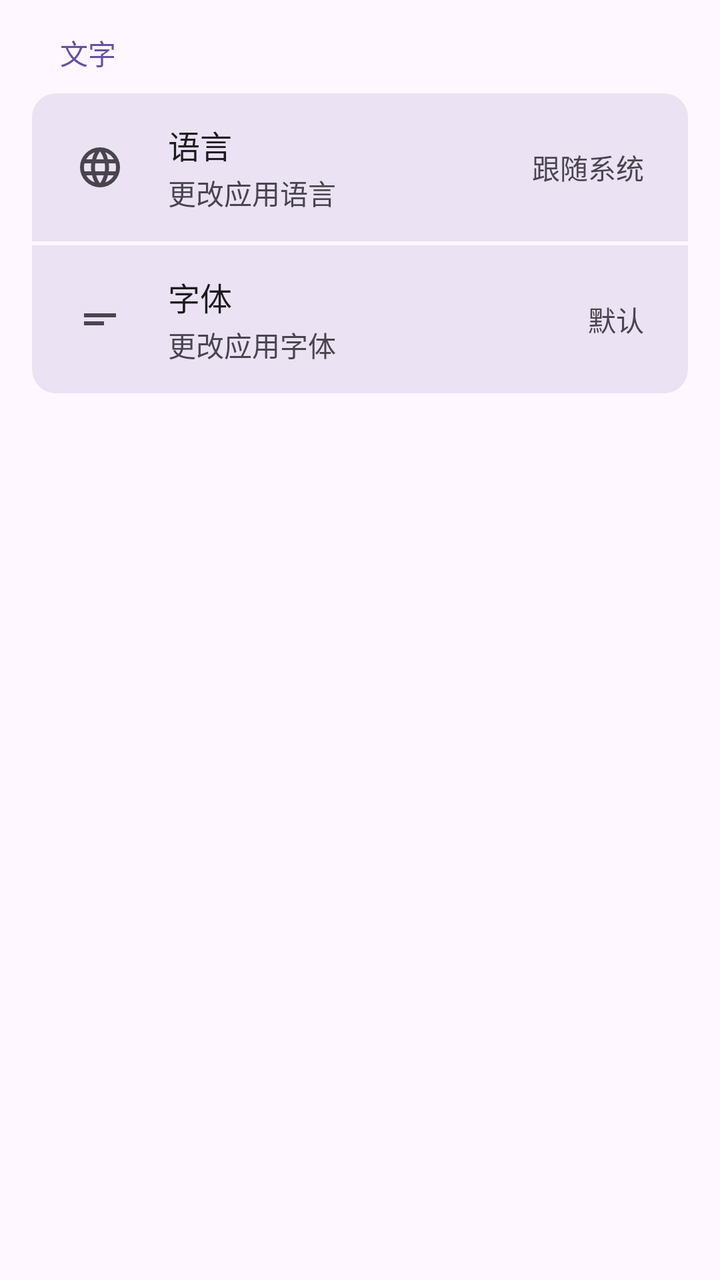
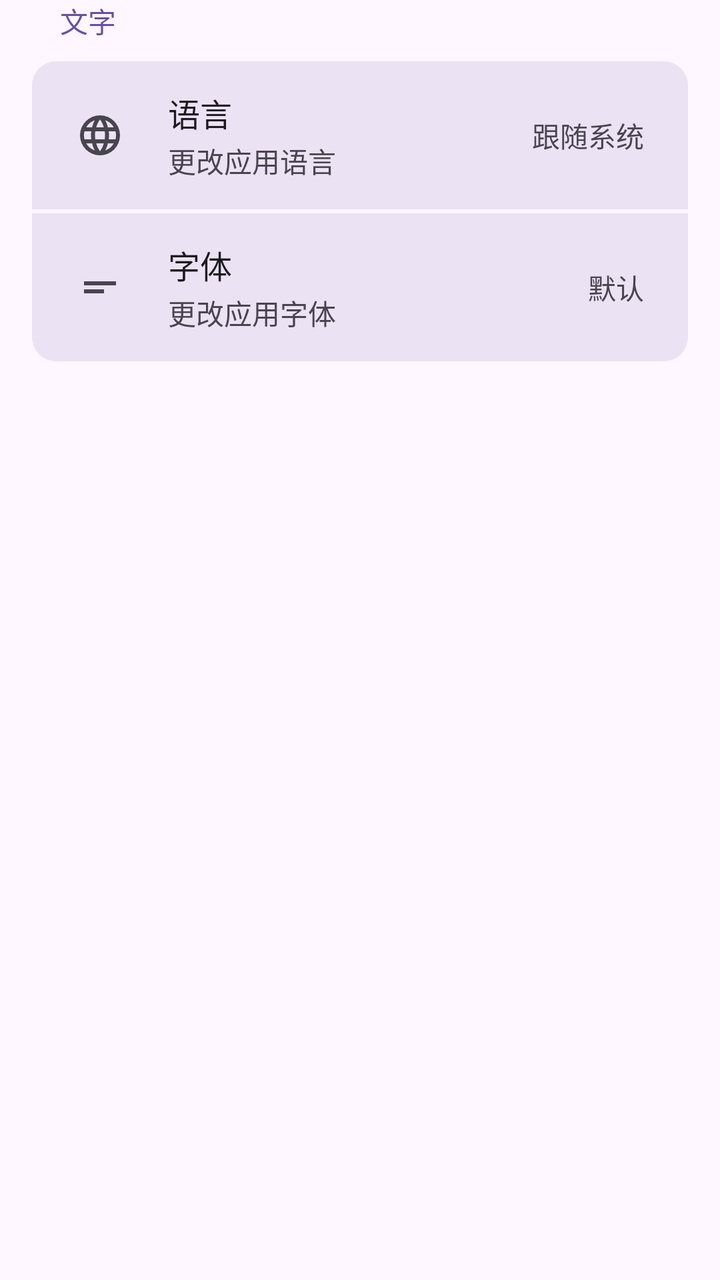

The first picture is an Android layout as it rendered before a commit; the second is the same layout after the commit. The layout source and the unified diff follow.
<!-- AndroidManifest.xml: application theme Theme.Click -->
<!-- res/layout/fragment_settings.xml -->
<?xml version="1.0" encoding="utf-8"?>
<ScrollView xmlns:android="http://schemas.android.com/apk/res/android"
    android:layout_width="match_parent"
    android:layout_height="match_parent"
    android:background="?android:attr/colorBackground">

    <LinearLayout
        android:layout_width="match_parent"
        android:layout_height="wrap_content"
        android:orientation="vertical"
        android:paddingHorizontal="16dp">

        
        <TextView
            android:layout_width="wrap_content"
            android:layout_height="wrap_content"
            android:text="文字"
            android:textSize="14sp"
            android:textColor="?attr/colorPrimary"
            android:paddingHorizontal="14dp"
            android:paddingTop="16dp"
            android:paddingBottom="10dp" />

        
        <LinearLayout
            android:layout_width="match_parent"
            android:layout_height="wrap_content"
            android:orientation="vertical"
            android:clipChildren="true"
            android:clipToPadding="true"
            android:background="@drawable/settings_container_bg"
            android:layout_marginBottom="16dp">

            
            <LinearLayout
                android:id="@+id/settings_language"
                android:layout_width="match_parent"
                android:layout_height="wrap_content"
                android:orientation="horizontal"
                android:gravity="center_vertical"
                android:paddingHorizontal="22dp"
                android:paddingVertical="14dp"
                android:background="@drawable/settings_item_top"
                android:clickable="true"
                android:focusable="true">

                <ImageView
                    android:layout_width="24dp"
                    android:layout_height="24dp"
                    android:src="@drawable/ic_language"
                    android:tint="?attr/colorOnSurfaceVariant"
                    android:layout_marginEnd="22dp" />

                <LinearLayout
                    android:layout_width="0dp"
                    android:layout_height="wrap_content"
                    android:layout_weight="1"
                    android:orientation="vertical">

                    <TextView
                        android:layout_width="wrap_content"
                        android:layout_height="wrap_content"
                        android:text="语言"
                        android:textSize="16sp"
                        android:textColor="?attr/colorOnSurface" />

                    <TextView
                        android:layout_width="wrap_content"
                        android:layout_height="wrap_content"
                        android:text="更改应用语言"
                        android:textSize="14sp"
                        android:textColor="?attr/colorOnSurfaceVariant"
                        android:layout_marginTop="2dp" />
                </LinearLayout>

                <TextView
                    android:id="@+id/settings_language_value"
                    android:layout_width="wrap_content"
                    android:layout_height="wrap_content"
                    android:text="跟随系统"
                    android:textSize="14sp"
                    android:textColor="?attr/colorOnSurfaceVariant" />
            </LinearLayout>

            
            <View
                android:layout_width="match_parent"
                android:layout_height="2dp"
                android:background="?android:attr/colorBackground" />

            
            <LinearLayout
                android:id="@+id/settings_font"
                android:layout_width="match_parent"
                android:layout_height="wrap_content"
                android:orientation="horizontal"
                android:gravity="center_vertical"
                android:paddingHorizontal="22dp"
                android:paddingVertical="14dp"
                android:background="@drawable/settings_item_bottom"
                android:clickable="true"
                android:focusable="true">

                <ImageView
                    android:layout_width="24dp"
                    android:layout_height="24dp"
                    android:src="@drawable/ic_font"
                    android:tint="?attr/colorOnSurfaceVariant"
                    android:layout_marginEnd="22dp" />

                <LinearLayout
                    android:layout_width="0dp"
                    android:layout_height="wrap_content"
                    android:layout_weight="1"
                    android:orientation="vertical">

                    <TextView
                        android:layout_width="wrap_content"
                        android:layout_height="wrap_content"
                        android:text="字体"
                        android:textSize="16sp"
                        android:textColor="?attr/colorOnSurface" />

                    <TextView
                        android:layout_width="wrap_content"
                        android:layout_height="wrap_content"
                        android:text="更改应用字体"
                        android:textSize="14sp"
                        android:textColor="?attr/colorOnSurfaceVariant"
                        android:layout_marginTop="2dp" />
                </LinearLayout>

                <TextView
                    android:layout_width="wrap_content"
                    android:layout_height="wrap_content"
                    android:text="默认"
                    android:textSize="14sp"
                    android:textColor="?attr/colorOnSurfaceVariant" />
            </LinearLayout>

        </LinearLayout>

    </LinearLayout>
</ScrollView>
<!-- resources referenced by this layout -->
<resources>
  <!-- drawable ic_font (drawable) -->
  <vector xmlns:android="http://schemas.android.com/apk/res/android"
      android:width="24dp"
      android:height="24dp"
      android:viewportWidth="960"
      android:viewportHeight="960"
      android:tint="?attr/colorControlNormal"
      android:autoMirrored="true">
    <path
        android:fillColor="@android:color/white"
        android:pathData="M160,600L160,520L560,520L560,600L160,600ZM160,440L160,360L800,360L800,440L160,440Z"/>
  </vector>
  <!-- drawable settings_container_bg (drawable) -->
  <?xml version="1.0" encoding="utf-8"?>
  <shape xmlns:android="http://schemas.android.com/apk/res/android"
      android:shape="rectangle">
      <solid android:color="@android:color/transparent" />
      <corners android:radius="14dp" />
  </shape>
  <!-- drawable settings_item_bottom (drawable) -->
  <?xml version="1.0" encoding="utf-8"?>
  <shape xmlns:android="http://schemas.android.com/apk/res/android"
      android:shape="rectangle">
      <solid android:color="@color/section_background" />
      <corners
          android:topLeftRadius="0dp"
          android:topRightRadius="0dp"
          android:bottomLeftRadius="12dp"
          android:bottomRightRadius="12dp" />
  </shape>
  <!-- drawable settings_item_top (drawable) -->
  <?xml version="1.0" encoding="utf-8"?>
  <shape xmlns:android="http://schemas.android.com/apk/res/android"
      android:shape="rectangle">
      <solid android:color="@color/section_background" />
      <corners
          android:topLeftRadius="12dp"
          android:topRightRadius="12dp"
          android:bottomLeftRadius="0dp"
          android:bottomRightRadius="0dp" />
  </shape>
  <color name="section_background">#206750A4</color>
  <color name="md_theme_primary">#6750A4</color>
  <color name="md_theme_onPrimary">#FFFFFF</color>
  <color name="md_theme_primaryContainer">#EADDFF</color>
  <color name="md_theme_onPrimaryContainer">#21005D</color>
  <color name="md_theme_secondary">#625B71</color>
  <color name="md_theme_onSecondary">#FFFFFF</color>
  <color name="md_theme_secondaryContainer">#E8DEF8</color>
  <color name="md_theme_onSecondaryContainer">#1D192B</color>
  <color name="md_theme_background">#FEF7FF</color>
  <color name="md_theme_onBackground">#1D1B20</color>
  <color name="md_theme_surface">#FEF7FF</color>
  <color name="md_theme_onSurface">#1D1B20</color>
  <color name="md_theme_surfaceVariant">#E7E0EC</color>
  <color name="md_theme_onSurfaceVariant">#49454F</color>
  <color name="md_theme_outline">#79747E</color>
  <color name="md_theme_outlineVariant">#CAC4D0</color>
  <!-- unchanged entries left out for length: 3 -->
</resources>

<!-- the commit's change to res/layout/fragment_settings.xml (unified diff, before → after) -->
@@ -18,7 +18,7 @@
             android:textSize="14sp"
             android:textColor="?attr/colorPrimary"
             android:paddingHorizontal="14dp"
-            android:paddingTop="16dp"
+            android:paddingTop="0dp"
             android:paddingBottom="10dp" />
 
         
